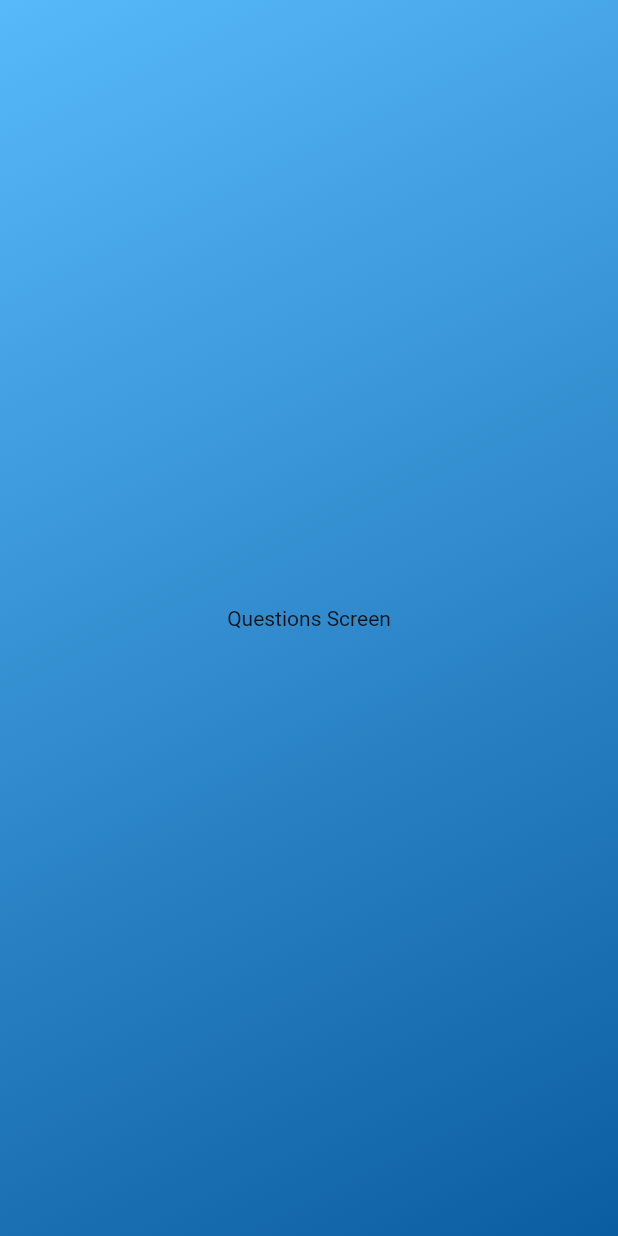
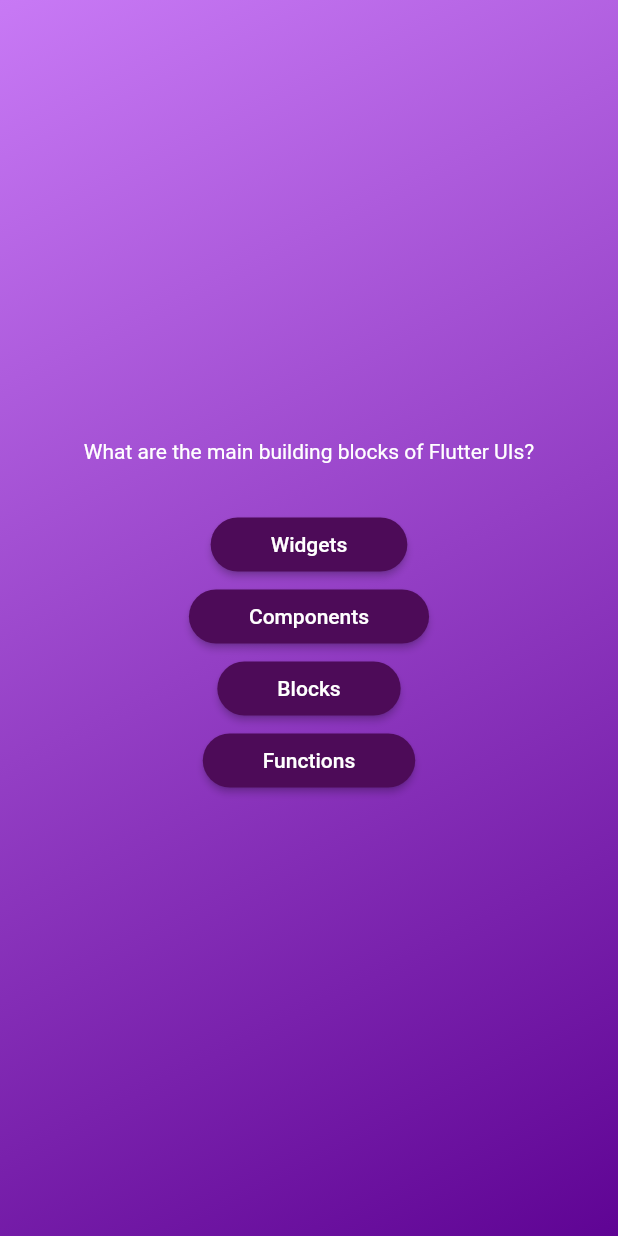
Before and after one commit to siva4github/Flutter, a Flutter app: the screen it shows after launch, after a tap on "Start Quiz", on a phone screen of 412 x 824 dp. Run offline on Flutter 3.47's test engine with Material 2 defaults, Android fonts, the phone set to English and light mode, and no system bars.

Commit message:
Added models/ data and dynamic answers widgets from list

```diff
--- /dev/null
+++ b/quiz_app/lib/answer_button.dart
@@ -0,0 +1,30 @@
+import 'package:flutter/material.dart';
+
+class AnswerButton extends StatelessWidget {
+  const AnswerButton({
+    super.key,
+    required this.answerText,
+    required this.onTap,
+  });
+
+  final String answerText;
+  final void Function() onTap;
+
+  @override
+  Widget build(BuildContext context) {
+    return ElevatedButton(
+      onPressed: onTap,
+      style: ElevatedButton.styleFrom(
+          padding: const EdgeInsets.symmetric(
+            vertical: 10,
+            horizontal: 40,
+          ),
+          backgroundColor: const Color.fromARGB(255, 77, 11, 88),
+          foregroundColor: const Color.fromARGB(255, 255, 255, 255),
+          shape: RoundedRectangleBorder(
+            borderRadius: BorderRadius.circular(40),
+          )),
+      child: Text(answerText),
+    );
+  }
+}
--- /dev/null
+++ b/quiz_app/lib/data/questions.dart
@@ -0,0 +1,55 @@
+import '../models/quiz_question.dart';
+
+const questions = [
+  QuizQuestion(
+    'What are the main building blocks of Flutter UIs?',
+    [
+      'Widgets',
+      'Components',
+      'Blocks',
+      'Functions',
+    ],
+  ),
+  QuizQuestion('How are Flutter UIs built?', [
+    'By combining widgets in code',
+    'By combining widgets in a visual editor',
+    'By defining widgets in config files',
+    'By using XCode for iOS and Android Studio for Android',
+  ]),
+  QuizQuestion(
+    'What\'s the purpose of a StatefulWidget?',
+    [
+      'Update UI as data changes',
+      'Update data as UI changes',
+      'Ignore data changes',
+      'Render UI that does not depend on data',
+    ],
+  ),
+  QuizQuestion(
+    'Which widget should you try to use more often: StatelessWidget or StatefulWidget?',
+    [
+      'StatelessWidget',
+      'StatefulWidget',
+      'Both are equally good',
+      'None of the above',
+    ],
+  ),
+  QuizQuestion(
+    'What happens if you change data in a StatelessWidget?',
+    [
+      'The UI is not updated',
+      'The UI is updated',
+      'The closest StatefulWidget is updated',
+      'Any nested StatefulWidgets are updated',
+    ],
+  ),
+  QuizQuestion(
+    'How should you update data inside of StatefulWidgets?',
+    [
+      'By calling setState()',
+      'By calling updateData()',
+      'By calling updateUI()',
+      'By calling updateState()',
+    ],
+  ),
+];
--- /dev/null
+++ b/quiz_app/lib/models/quiz_question.dart
@@ -0,0 +1,6 @@
+class QuizQuestion {
+  const QuizQuestion(this.text, this.answers);
+
+  final String text;
+  final List<String> answers;
+}
--- a/quiz_app/lib/questions_screen.dart
+++ b/quiz_app/lib/questions_screen.dart
@@ -1,4 +1,6 @@
 import 'package:flutter/material.dart';
+import 'package:quiz_app/answer_button.dart';
+import 'package:quiz_app/data/questions.dart';
 
 class QuestionsScreen extends StatefulWidget {
   const QuestionsScreen({super.key});
@@ -12,6 +14,26 @@ class QuestionsScreen extends StatefulWidget {
 class _QuestionsScreen extends State<QuestionsScreen> {
   @override
   Widget build(context) {
-    return const Center(child: Text('Questions Screen'));
+    final currentQuestion = questions[0];
+
+    return SizedBox(
+      width: double.infinity,
+      child: Column(
+        mainAxisAlignment: MainAxisAlignment.center,
+        children: [
+          Text(
+            currentQuestion.text,
+            style: const TextStyle(color: Colors.white),
+          ),
+          const SizedBox(height: 30),
+          ...currentQuestion.answers.map((answer) {
+            return AnswerButton(
+              answerText: answer,
+              onTap: () {},
+            );
+          }),
+        ],
+      ),
+    );
   }
 }
--- a/quiz_app/lib/quiz.dart
+++ b/quiz_app/lib/quiz.dart
@@ -48,8 +48,8 @@ class _QuizState extends State<Quiz> {
           decoration: const BoxDecoration(
             gradient: LinearGradient(
               colors: [
-                Color.fromARGB(255, 87, 185, 250),
-                Color.fromARGB(255, 11, 93, 161),
+                Color.fromARGB(255, 200, 121, 245),
+                Color.fromARGB(255, 95, 4, 148),
               ],
               begin: Alignment.topLeft,
               end: Alignment.bottomRight,
```
